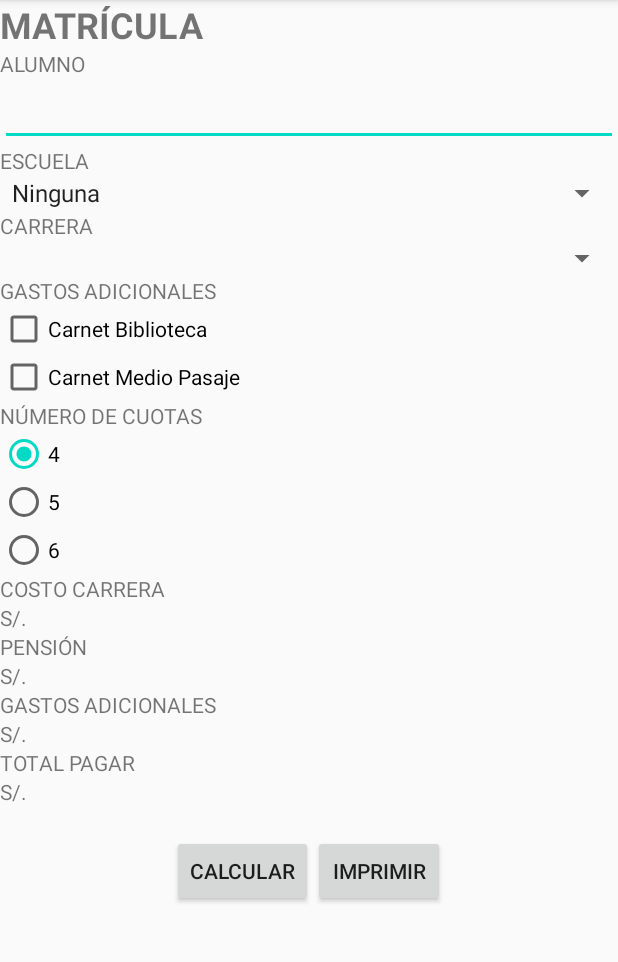
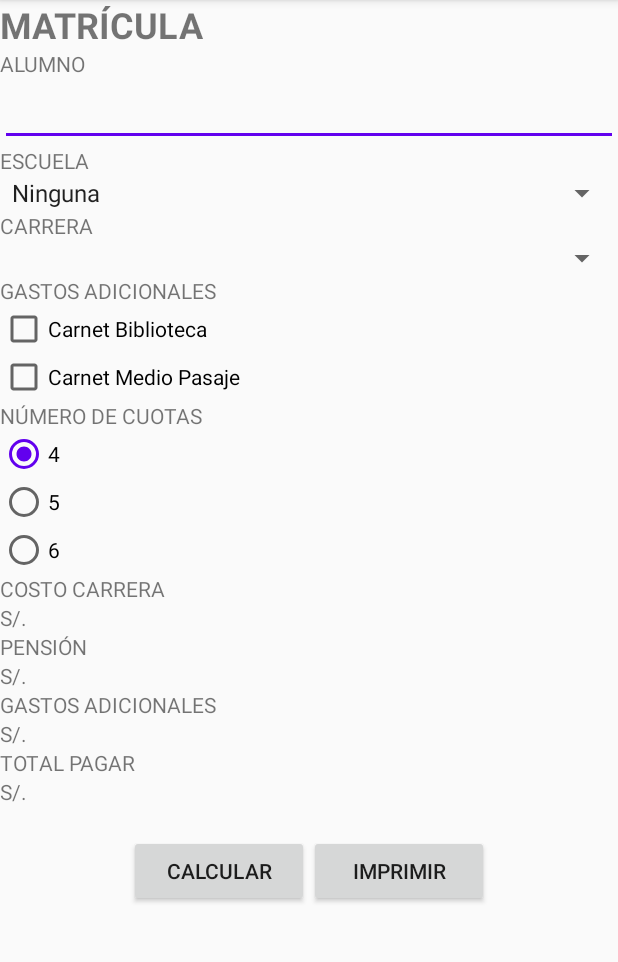
Before and after one commit to mishrole/DAM-AppMatricula, an Android app: the screen it shows after launch (MainActivity), on a phone screen of 412 x 824 dp, the part 84-1046 px from its top. Run offline under Robolectric (Android 15) with nearby library versions, the phone set to English and light mode, and no system bars.

Commit message:
[Funcional] Estable 0.3

```diff
--- a/app/src/main/java/com/example/appmatricula/MainActivity.java
+++ b/app/src/main/java/com/example/appmatricula/MainActivity.java
@@ -174,6 +174,9 @@ public class MainActivity extends AppCompatActivity implements View.OnClickListe
                 calcularTotal();
             }
         }else {
+            if(spnEscuela.getSelectedItemPosition() == 0) {
+                Toast.makeText(MainActivity.this, "Seleccione una Escuela", Toast.LENGTH_SHORT).show();
+            }else {
                 // btnImprimir
                 String nomAlumno = edtAlumno.getText().toString();
                 // Crear objeto de la lase Intent
@@ -191,6 +194,7 @@ public class MainActivity extends AppCompatActivity implements View.OnClickListe
                 intent.putExtra("totalPagar", totalPagar);
                 // Direccionar a la actividad MainImprimir;
                 startActivity(intent);
+            }
         }
     }
 
--- a/app/src/main/res/layout/activity_main.xml
+++ b/app/src/main/res/layout/activity_main.xml
@@ -171,6 +171,7 @@
                 android:layout_width="wrap_content"
                 android:layout_height="wrap_content"
                 android:gravity="center|center_horizontal"
+                android:minWidth="120dip"
                 android:text="CALCULAR"
                 app:layout_gravity="center_horizontal" />
 
@@ -179,6 +180,7 @@
                 android:layout_width="wrap_content"
                 android:layout_height="wrap_content"
                 android:gravity="center|center_horizontal"
+                android:minWidth="120dip"
                 android:text="IMPRIMIR"
                 app:layout_gravity="center_horizontal" />
         </LinearLayout>
--- a/app/src/main/res/values/colors.xml
+++ b/app/src/main/res/values/colors.xml
@@ -2,5 +2,5 @@
 <resources>
     <color name="colorPrimary">#6200EE</color>
     <color name="colorPrimaryDark">#3700B3</color>
-    <color name="colorAccent">#03DAC5</color>
+    <color name="colorAccent">#6200EE</color>
 </resources>
```
Lines whose indentation alone changed are shown as unchanged.
